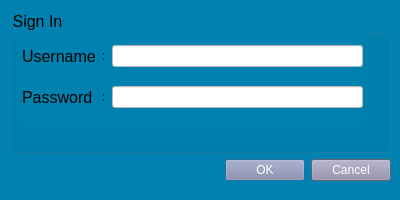
Above: opc_ua_server/gsh_opc_platform (multi device)/log_in_form.ui from Alfy102/OPC_UA_Server before the change. Below: the same form after it.
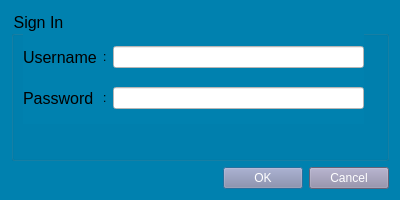
That is the form after the change.

What changed in the file:
```diff
--- a/opc_ua_server/gsh_opc_platform (multi device)/log_in_form.ui
+++ b/opc_ua_server/gsh_opc_platform (multi device)/log_in_form.ui
@@ -28,15 +28,8 @@
   <property name="styleSheet">
    <string notr="true">background-color: rgb(0, 129, 175);</string>
   </property>
-  <widget class="QWidget" name="layoutWidget">
-   <property name="geometry">
-    <rect>
-     <x>10</x>
-     <y>10</y>
-     <width>381</width>
-     <height>171</height>
-    </rect>
-   </property>
+  <layout class="QVBoxLayout" name="verticalLayout_2">
+   <item>
    <layout class="QVBoxLayout" name="verticalLayout">
     <item>
      <widget class="QGroupBox" name="groupBox">
@@ -132,8 +125,13 @@
      </widget>
     </item>
    </layout>
-  </widget>
- </widget>
+   </item>
+  </layout>
+ </widget>
+ <tabstops>
+  <tabstop>username_input</tabstop>
+  <tabstop>password_input</tabstop>
+ </tabstops>
  <resources/>
  <connections>
   <connection>
```
Lines whose indentation alone changed are shown as unchanged.
